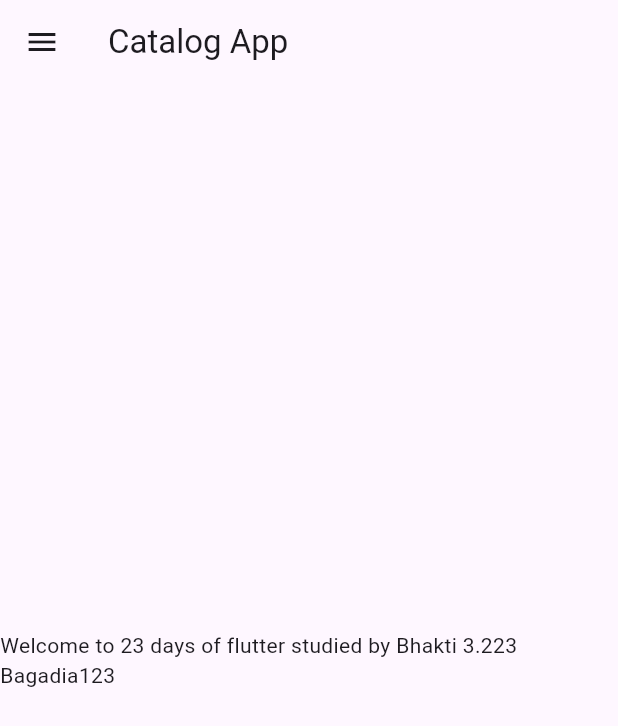
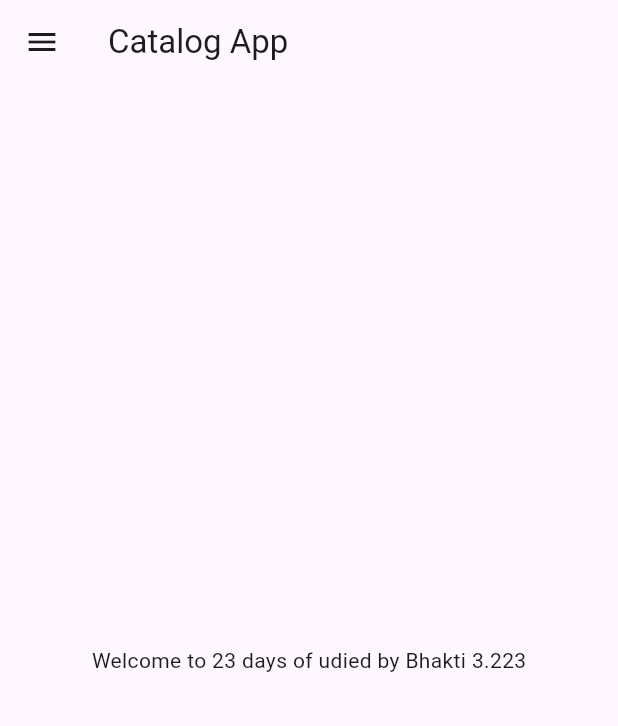
Before and after one commit to bhaktibagadia/30DaysOfFlutter, a Flutter app: the homepage screen opened directly, on a phone screen of 412 x 824 dp. Shown: the top 726 px of the screen. Run offline on Flutter 3.47's test engine with Material 3 defaults, Android fonts, the phone set to English and light mode, and no system bars.

Commit message:
day 3 completed

```diff
--- a/lib/homepage.dart
+++ b/lib/pages/homepage.dart
@@ -13,9 +13,7 @@ class homepage extends StatelessWidget {
       ),
       body: Center(
         child: Container(
-          child: Text(
-              "Welcome to $days days of flutter studied by $name $price " +
-                  surname),
+          child: Text("Welcome to $days days of udied by $name $price"),
         ),
       ),
       drawer: Drawer(),
```
Also changed, not shown: lib/main.dart (+14 -4 lines), lib/pages/loginpage.dart (added, +13 -0 lines).
